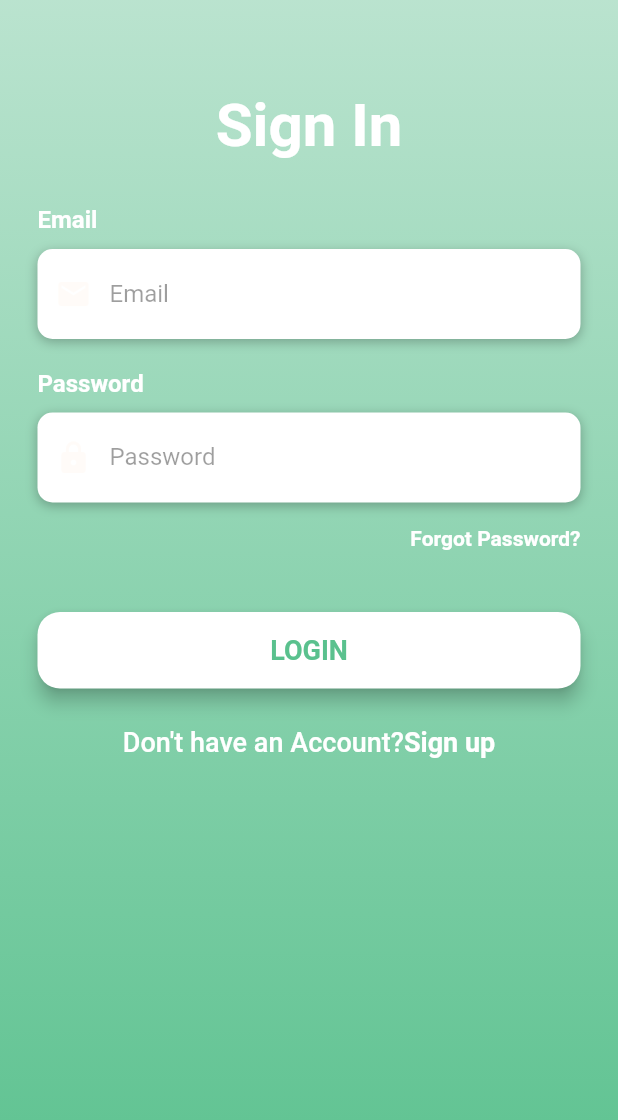
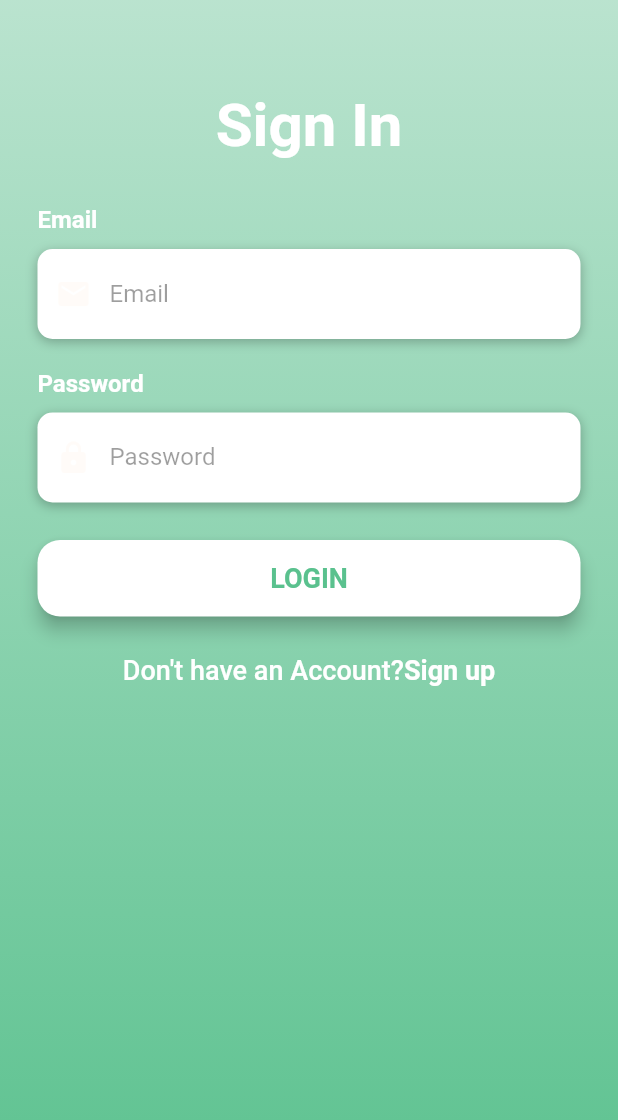
Before and after one commit to SolomonFlavius/FrigiderVirtual, a Flutter app: the screen it shows after launch, on a phone screen of 412 x 824 dp. Shown: the top 1120 px of the screen. Run offline on Flutter 3.47's test engine with Material 2 defaults, Android fonts, the phone set to English and light mode, and no system bars; our stand-ins replace cloud_firestore, firebase_auth, firebase_core, firebase_messaging, flutter_local_notifications; accounts and stored records are empty.

Commit message:
mici schimbari tehnice

```diff
--- a/lib/auth.dart
+++ b/lib/auth.dart
@@ -239,7 +239,7 @@ class _AuthState extends State<Auth> {
                       buildEmail(),
                       SizedBox(height: 20),
                       buildPassword(),
-                      buildForgotPasswordButton(),
+                      //buildForgotPasswordButton(),
                       //BuildRemember(),
                       buildLogin(),
                       buildSignUp(),
@@ -255,13 +255,13 @@ class _AuthState extends State<Auth> {
   Future SignIn() async{
     try{
     await FirebaseAuth.instance.signInWithEmailAndPassword(email: email, password: password);
-    Navigator.push(
+    /*Navigator.push(
         context,
         MaterialPageRoute(
             builder: (context) => MyNavBar(
                   title: '',
                 )),
-      );
+      );*/
     } on FirebaseAuthException catch(e)
     {
       showDialog(
```
